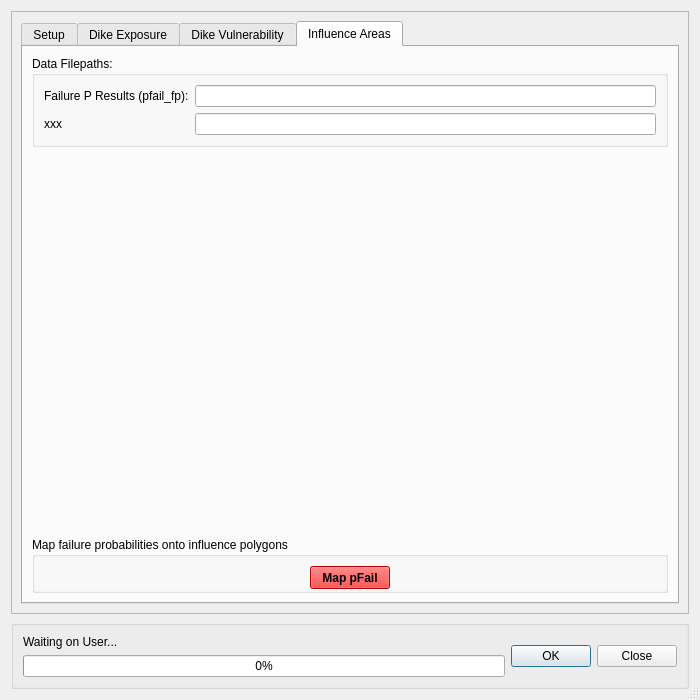
First picture: the form in canflood/misc/dikes/dikes.ui, repository NRCan/CanFlood, before the edit.
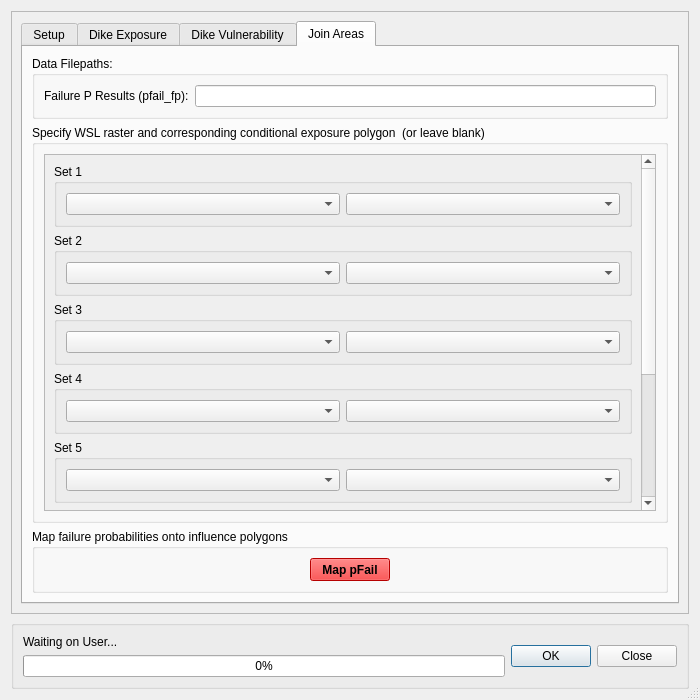
Second picture: the form after the edit. Custom widgets are drawn as their Qt base class.

Commit message: setup link boxes

```diff
--- a/canflood/misc/dikes/dikes.ui
+++ b/canflood/misc/dikes/dikes.ui
@@ -1837,9 +1837,9 @@
          </widget>
          <widget class="QWidget" name="tab_2">
           <attribute name="title">
-           <string>Influence Areas</string>
+           <string>Join Areas</string>
           </attribute>
-          <layout class="QVBoxLayout" name="verticalLayout_10">
+          <layout class="QVBoxLayout" name="verticalLayout_12">
            <item>
             <widget class="QGroupBox" name="groupBox_9">
              <property name="sizePolicy">
@@ -1852,9 +1852,6 @@
               <string>Data Filepaths:</string>
              </property>
              <layout class="QFormLayout" name="formLayout_3">
-              <item row="1" column="1">
-               <widget class="QLineEdit" name="lineEdit_v_ifz_pfail_fp"/>
-              </item>
               <item row="1" column="0">
                <widget class="QLabel" name="label_14">
                 <property name="text">
@@ -1862,31 +1859,305 @@
                 </property>
                </widget>
               </item>
-              <item row="2" column="0">
-               <widget class="QLabel" name="label_15">
-                <property name="text">
-                 <string>xxx</string>
-                </property>
-               </widget>
-              </item>
-              <item row="2" column="1">
-               <widget class="QLineEdit" name="lineEdit_v_dcurves_fp_2"/>
+              <item row="1" column="1">
+               <widget class="QLineEdit" name="lineEdit_v_ifz_pfail_fp"/>
               </item>
              </layout>
             </widget>
            </item>
            <item>
-            <spacer name="verticalSpacer_5">
-             <property name="orientation">
-              <enum>Qt::Vertical</enum>
+            <widget class="QGroupBox" name="groupBox_18">
+             <property name="sizePolicy">
+              <sizepolicy hsizetype="Minimum" vsizetype="Preferred">
+               <horstretch>0</horstretch>
+               <verstretch>0</verstretch>
+              </sizepolicy>
              </property>
-             <property name="sizeHint" stdset="0">
+             <property name="minimumSize">
               <size>
-               <width>20</width>
-               <height>394</height>
+               <width>100</width>
+               <height>0</height>
               </size>
              </property>
-            </spacer>
+             <property name="title">
+              <string>Specify WSL raster and corresponding conditional exposure polygon  (or leave blank)</string>
+             </property>
+             <layout class="QVBoxLayout" name="verticalLayout_10">
+              <item>
+               <widget class="QScrollArea" name="scrollArea_2">
+                <property name="widgetResizable">
+                 <bool>true</bool>
+                </property>
+                <widget class="QWidget" name="scrollAreaWidgetContents_ja">
+                 <property name="geometry">
+                  <rect>
+                   <x>0</x>
+                   <y>0</y>
+                   <width>599</width>
+                   <height>500</height>
+                  </rect>
+                 </property>
+                 <property name="sizePolicy">
+                  <sizepolicy hsizetype="Preferred" vsizetype="Expanding">
+                   <horstretch>0</horstretch>
+                   <verstretch>0</verstretch>
+                  </sizepolicy>
+                 </property>
+                 <layout class="QVBoxLayout" name="verticalLayout_11">
+                  <item>
+                   <widget class="QGroupBox" name="groupBox_s1">
+                    <property name="sizePolicy">
+                     <sizepolicy hsizetype="Expanding" vsizetype="Fixed">
+                      <horstretch>0</horstretch>
+                      <verstretch>0</verstretch>
+                     </sizepolicy>
+                    </property>
+                    <property name="minimumSize">
+                     <size>
+                      <width>0</width>
+                      <height>0</height>
+                     </size>
+                    </property>
+                    <property name="title">
+                     <string>Set 1</string>
+                    </property>
+                    <layout class="QHBoxLayout" name="horizontalLayout_9">
+                     <item>
+                      <widget class="QgsMapLayerComboBox" name="MLCB_LS1_event_3">
+                       <property name="currentText">
+                        <string extracomment="hazard raster"/>
+                       </property>
+                      </widget>
+                     </item>
+                     <item>
+                      <widget class="QgsMapLayerComboBox" name="MLCB_LS1_lpol_3"/>
+                     </item>
+                    </layout>
+                   </widget>
+                  </item>
+                  <item>
+                   <widget class="QGroupBox" name="groupBox_s2">
+                    <property name="sizePolicy">
+                     <sizepolicy hsizetype="Expanding" vsizetype="Fixed">
+                      <horstretch>0</horstretch>
+                      <verstretch>0</verstretch>
+                     </sizepolicy>
+                    </property>
+                    <property name="minimumSize">
+                     <size>
+                      <width>0</width>
+                      <height>0</height>
+                     </size>
+                    </property>
+                    <property name="title">
+                     <string>Set 2</string>
+                    </property>
+                    <layout class="QHBoxLayout" name="horizontalLayout_10">
+                     <item>
+                      <widget class="QgsMapLayerComboBox" name="MLCB_LS1_event_4">
+                       <property name="currentText">
+                        <string extracomment="hazard raster"/>
+                       </property>
+                      </widget>
+                     </item>
+                     <item>
+                      <widget class="QgsMapLayerComboBox" name="MLCB_LS1_lpol_4"/>
+                     </item>
+                    </layout>
+                   </widget>
+                  </item>
+                  <item>
+                   <widget class="QGroupBox" name="groupBox_s3">
+                    <property name="sizePolicy">
+                     <sizepolicy hsizetype="Expanding" vsizetype="Fixed">
+                      <horstretch>0</horstretch>
+                      <verstretch>0</verstretch>
+                     </sizepolicy>
+                    </property>
+                    <property name="minimumSize">
+                     <size>
+                      <width>0</width>
+                      <height>0</height>
+                     </size>
+                    </property>
+                    <property name="title">
+                     <string>Set 3</string>
+                    </property>
+                    <layout class="QHBoxLayout" name="horizontalLayout_11">
+                     <item>
+                      <widget class="QgsMapLayerComboBox" name="MLCB_LS1_event_5">
+                       <property name="currentText">
+                        <string extracomment="hazard raster"/>
+                       </property>
+                      </widget>
+                     </item>
+                     <item>
+                      <widget class="QgsMapLayerComboBox" name="MLCB_LS1_lpol_5"/>
+                     </item>
+                    </layout>
+                   </widget>
+                  </item>
+                  <item>
+                   <widget class="QGroupBox" name="groupBox_s4">
+                    <property name="sizePolicy">
+                     <sizepolicy hsizetype="Expanding" vsizetype="Fixed">
+                      <horstretch>0</horstretch>
+                      <verstretch>0</verstretch>
+                     </sizepolicy>
+                    </property>
+                    <property name="minimumSize">
+                     <size>
+                      <width>0</width>
+                      <height>0</height>
+                     </size>
+                    </property>
+                    <property name="title">
+                     <string>Set 4</string>
+                    </property>
+                    <layout class="QHBoxLayout" name="horizontalLayout_12">
+                     <item>
+                      <widget class="QgsMapLayerComboBox" name="MLCB_LS1_event">
+                       <property name="currentText">
+                        <string extracomment="hazard raster"/>
+                       </property>
+                      </widget>
+                     </item>
+                     <item>
+                      <widget class="QgsMapLayerComboBox" name="MLCB_LS1_lpol"/>
+                     </item>
+                    </layout>
+                   </widget>
+                  </item>
+                  <item>
+                   <widget class="QGroupBox" name="groupBox_s5">
+                    <property name="sizePolicy">
+                     <sizepolicy hsizetype="Expanding" vsizetype="Fixed">
+                      <horstretch>0</horstretch>
+                      <verstretch>0</verstretch>
+                     </sizepolicy>
+                    </property>
+                    <property name="minimumSize">
+                     <size>
+                      <width>0</width>
+                      <height>0</height>
+                     </size>
+                    </property>
+                    <property name="title">
+                     <string>Set 5</string>
+                    </property>
+                    <layout class="QHBoxLayout" name="horizontalLayout_13">
+                     <item>
+                      <widget class="QgsMapLayerComboBox" name="MLCB_LS1_event_6">
+                       <property name="currentText">
+                        <string extracomment="hazard raster"/>
+                       </property>
+                      </widget>
+                     </item>
+                     <item>
+                      <widget class="QgsMapLayerComboBox" name="MLCB_LS1_lpol_6"/>
+                     </item>
+                    </layout>
+                   </widget>
+                  </item>
+                  <item>
+                   <widget class="QGroupBox" name="groupBox_s6">
+                    <property name="sizePolicy">
+                     <sizepolicy hsizetype="Expanding" vsizetype="Fixed">
+                      <horstretch>0</horstretch>
+                      <verstretch>0</verstretch>
+                     </sizepolicy>
+                    </property>
+                    <property name="minimumSize">
+                     <size>
+                      <width>0</width>
+                      <height>0</height>
+                     </size>
+                    </property>
+                    <property name="title">
+                     <string>Set 6</string>
+                    </property>
+                    <layout class="QHBoxLayout" name="horizontalLayout_14">
+                     <item>
+                      <widget class="QgsMapLayerComboBox" name="MLCB_LS1_event_7">
+                       <property name="currentText">
+                        <string extracomment="hazard raster"/>
+                       </property>
+                      </widget>
+                     </item>
+                     <item>
+                      <widget class="QgsMapLayerComboBox" name="MLCB_LS1_lpol_7"/>
+                     </item>
+                    </layout>
+                   </widget>
+                  </item>
+                  <item>
+                   <widget class="QGroupBox" name="groupBox_s7">
+                    <property name="sizePolicy">
+                     <sizepolicy hsizetype="Expanding" vsizetype="Fixed">
+                      <horstretch>0</horstretch>
+                      <verstretch>0</verstretch>
+                     </sizepolicy>
+                    </property>
+                    <property name="minimumSize">
+                     <size>
+                      <width>0</width>
+                      <height>0</height>
+                     </size>
+                    </property>
+                    <property name="title">
+                     <string>Set 7</string>
+                    </property>
+                    <layout class="QHBoxLayout" name="horizontalLayout_15">
+                     <item>
+                      <widget class="QgsMapLayerComboBox" name="MLCB_LS1_event_2">
+                       <property name="currentText">
+                        <string extracomment="hazard raster"/>
+                       </property>
+                      </widget>
+                     </item>
+                     <item>
+                      <widget class="QgsMapLayerComboBox" name="MLCB_LS1_lpol_2"/>
+                     </item>
+                    </layout>
+                   </widget>
+                  </item>
+                  <item>
+                   <widget class="QGroupBox" name="groupBox_s8">
+                    <property name="sizePolicy">
+                     <sizepolicy hsizetype="Expanding" vsizetype="Fixed">
+                      <horstretch>0</horstretch>
+                      <verstretch>0</verstretch>
+                     </sizepolicy>
+                    </property>
+                    <property name="minimumSize">
+                     <size>
+                      <width>0</width>
+                      <height>0</height>
+                     </size>
+                    </property>
+                    <property name="title">
+                     <string>Set 8</string>
+                    </property>
+                    <layout class="QHBoxLayout" name="horizontalLayout_16">
+                     <item>
+                      <widget class="QgsMapLayerComboBox" name="MLCB_LS1_event_8">
+                       <property name="currentText">
+                        <string extracomment="hazard raster"/>
+                       </property>
+                      </widget>
+                     </item>
+                     <item>
+                      <widget class="QgsMapLayerComboBox" name="MLCB_LS1_lpol_8"/>
+                     </item>
+                    </layout>
+                   </widget>
+                  </item>
+                 </layout>
+                </widget>
+               </widget>
+              </item>
+             </layout>
+            </widget>
            </item>
            <item>
             <widget class="QGroupBox" name="groupBox_17">
```
The commit also changes 2 other files.
